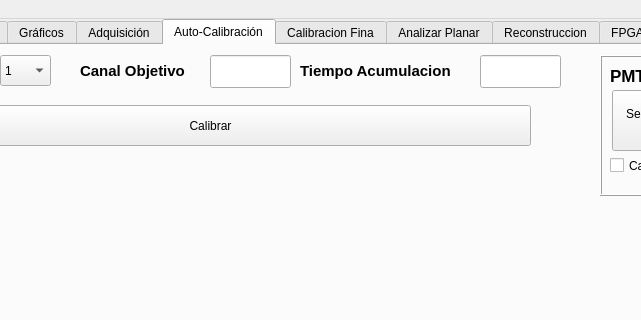
Qt form ui/MainWindow.ui (dpirlo/qt-mca) before a commit; both pictures show x 153 to 794 and y 0 to 320 of the 1031 by 700 pixel window.
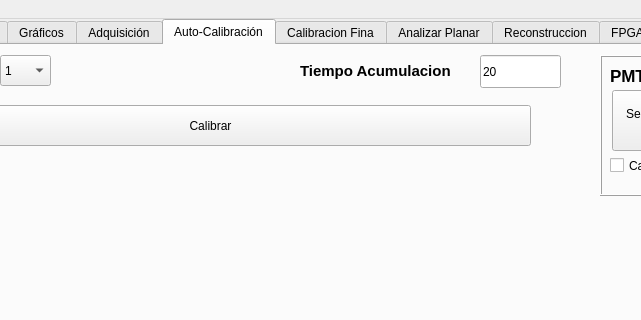
The same form after that commit. The open tabs and pages were chosen to show the change. Custom widgets are drawn as their Qt base class.

Commit message:
DEBUG AUTOCALIB Y VISUAL DE ESTADO DE CONEXION
En esta version se agrega la funcionalidad de que cuando no termina de configurar los cabezales, coloree en gris los pasos no ejecutados, se le hace un debug a autocalib para funcionar con el nuevo hardware

Patch:
```diff
--- a/ui/MainWindow.ui
+++ b/ui/MainWindow.ui
@@ -4289,36 +4289,6 @@
        <string>Cabezal:</string>
       </property>
      </widget>
-     <widget class="QLabel" name="label_54">
-      <property name="geometry">
-       <rect>
-        <x>220</x>
-        <y>10</y>
-        <width>121</width>
-        <height>31</height>
-       </rect>
-      </property>
-      <property name="font">
-       <font>
-        <pointsize>11</pointsize>
-        <weight>75</weight>
-        <bold>true</bold>
-       </font>
-      </property>
-      <property name="text">
-       <string>Canal Objetivo</string>
-      </property>
-     </widget>
-     <widget class="QLineEdit" name="Canal_objetivo">
-      <property name="geometry">
-       <rect>
-        <x>350</x>
-        <y>10</y>
-        <width>81</width>
-        <height>33</height>
-       </rect>
-      </property>
-     </widget>
      <widget class="QCustomPlot" name="specPMTs_2" native="true">
       <property name="geometry">
        <rect>
@@ -4357,6 +4327,9 @@
         <height>33</height>
        </rect>
       </property>
+      <property name="text">
+       <string>20</string>
+      </property>
      </widget>
      <widget class="QLabel" name="label_55">
       <property name="geometry">
```
Left out of the diff: 4 changed lines with no effect on the pictures. The commit also changes 2 other files.
